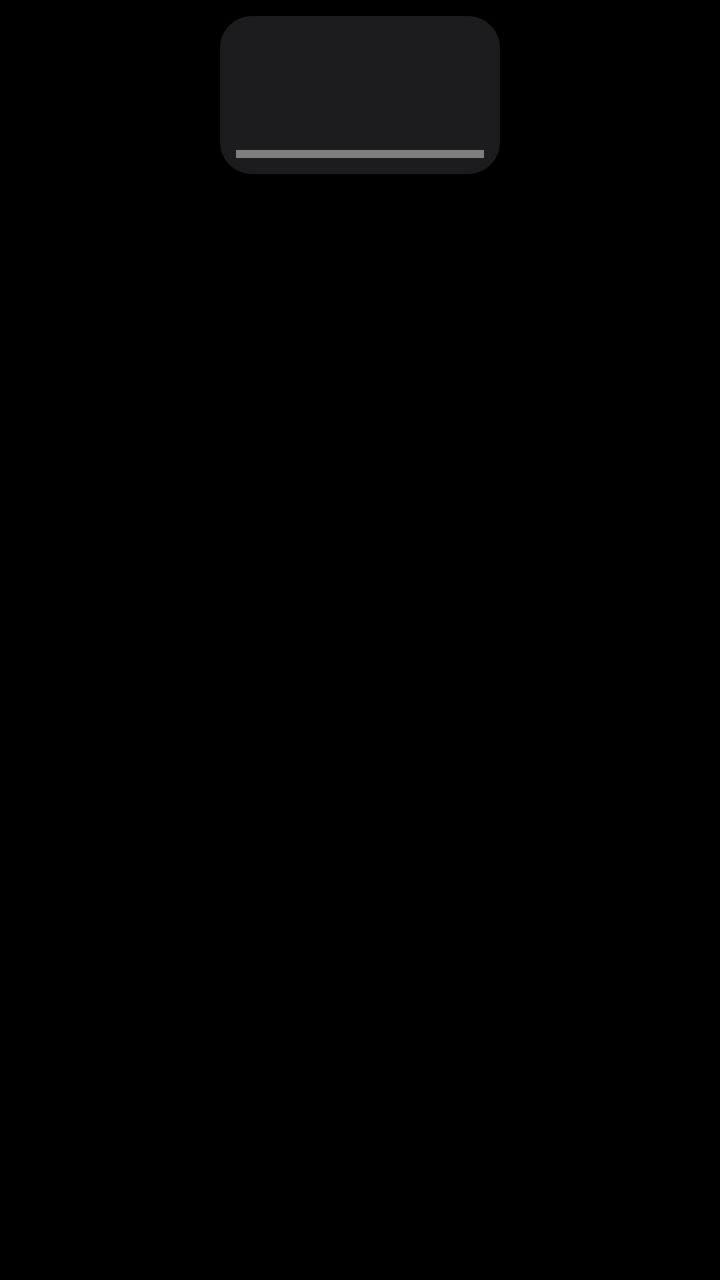
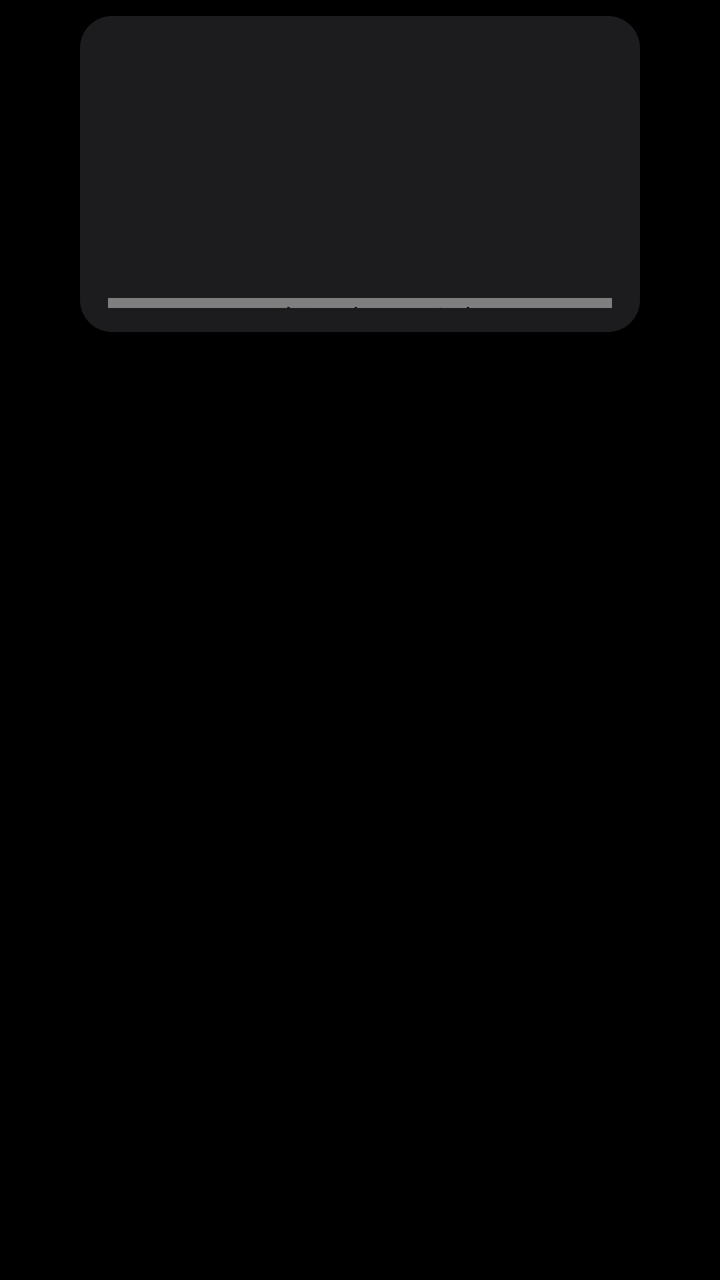

Screens rendered from an Android XML layout before and after an edit, with the pre-edit source and the edit as a unified diff.
<!-- AndroidManifest.xml: application theme Theme.TvHome -->
<!-- res/layout/item_continue.xml -->
<?xml version="1.0" encoding="utf-8"?>
<FrameLayout xmlns:android="http://schemas.android.com/apk/res/android"
    android:layout_width="match_parent"
    android:layout_height="wrap_content"
    android:paddingTop="8dp"
    android:paddingBottom="8dp"
    android:clipChildren="false"
    android:clipToPadding="false">

    <FrameLayout
        android:id="@+id/card"
        android:layout_width="140dp"
        android:layout_height="79dp"
        android:layout_gravity="center_horizontal|top"
        android:background="@drawable/tile_bg"
        android:focusable="true"
        android:clickable="true">

        <ImageView
            android:id="@+id/poster"
            android:layout_width="match_parent"
            android:layout_height="match_parent"
            android:scaleType="centerCrop"
            android:contentDescription="@null" />

        <View
            android:id="@+id/scrim"
            android:layout_width="match_parent"
            android:layout_height="40dp"
            android:layout_gravity="bottom" />

        <com.gathin.tvhome.ColorBar
            android:id="@+id/progress"
            android:layout_width="match_parent"
            android:layout_height="4dp"
            android:layout_gravity="bottom"
            android:layout_marginStart="8dp"
            android:layout_marginEnd="8dp"
            android:layout_marginBottom="8dp" />
    </FrameLayout>

    <TextView
        android:id="@+id/name"
        android:layout_width="140dp"
        android:layout_height="22dp"
        android:layout_gravity="center_horizontal|top"
        android:layout_marginTop="86dp"
        android:gravity="center"
        android:singleLine="true"
        android:ellipsize="end"
        android:alpha="0"
        android:translationY="-6dp"
        android:textColor="#F2FFFFFF"
        android:textSize="14sp"
        android:fontFamily="@font/outfit"
        android:fontVariationSettings="'wght' 500"
        android:letterSpacing="0.02" />
</FrameLayout>
<!-- resources referenced by this layout -->
<resources>
  <!-- drawable tile_bg (drawable) -->
  <?xml version="1.0" encoding="utf-8"?>
  <shape xmlns:android="http://schemas.android.com/apk/res/android" android:shape="rectangle">
      <solid android:color="#FF1C1C1E" />
      <corners android:radius="16dp" />
  </shape>
  <style name="Theme.TvHome" parent="android:Theme.Material.NoActionBar.Fullscreen">
          <item name="android:windowBackground">@android:color/black</item>
          <item name="android:colorBackground">@android:color/black</item>
          <item name="android:windowAnimationStyle">@null</item>
      </style>
</resources>

<!-- the commit's change to res/layout/item_continue.xml (unified diff, before → after) -->
@@ -9,8 +9,8 @@
 
     <FrameLayout
         android:id="@+id/card"
-        android:layout_width="140dp"
-        android:layout_height="79dp"
+        android:layout_width="280dp"
+        android:layout_height="158dp"
         android:layout_gravity="center_horizontal|top"
         android:background="@drawable/tile_bg"
         android:focusable="true"
@@ -26,25 +26,25 @@
         <View
             android:id="@+id/scrim"
             android:layout_width="match_parent"
-            android:layout_height="40dp"
+            android:layout_height="64dp"
             android:layout_gravity="bottom" />
 
         <com.gathin.tvhome.ColorBar
             android:id="@+id/progress"
             android:layout_width="match_parent"
-            android:layout_height="4dp"
+            android:layout_height="5dp"
             android:layout_gravity="bottom"
-            android:layout_marginStart="8dp"
-            android:layout_marginEnd="8dp"
-            android:layout_marginBottom="8dp" />
+            android:layout_marginStart="14dp"
+            android:layout_marginEnd="14dp"
+            android:layout_marginBottom="12dp" />
     </FrameLayout>
 
     <TextView
         android:id="@+id/name"
-        android:layout_width="140dp"
+        android:layout_width="280dp"
         android:layout_height="22dp"
         android:layout_gravity="center_horizontal|top"
-        android:layout_marginTop="86dp"
+        android:layout_marginTop="165dp"
         android:gravity="center"
         android:singleLine="true"
         android:ellipsize="end"
